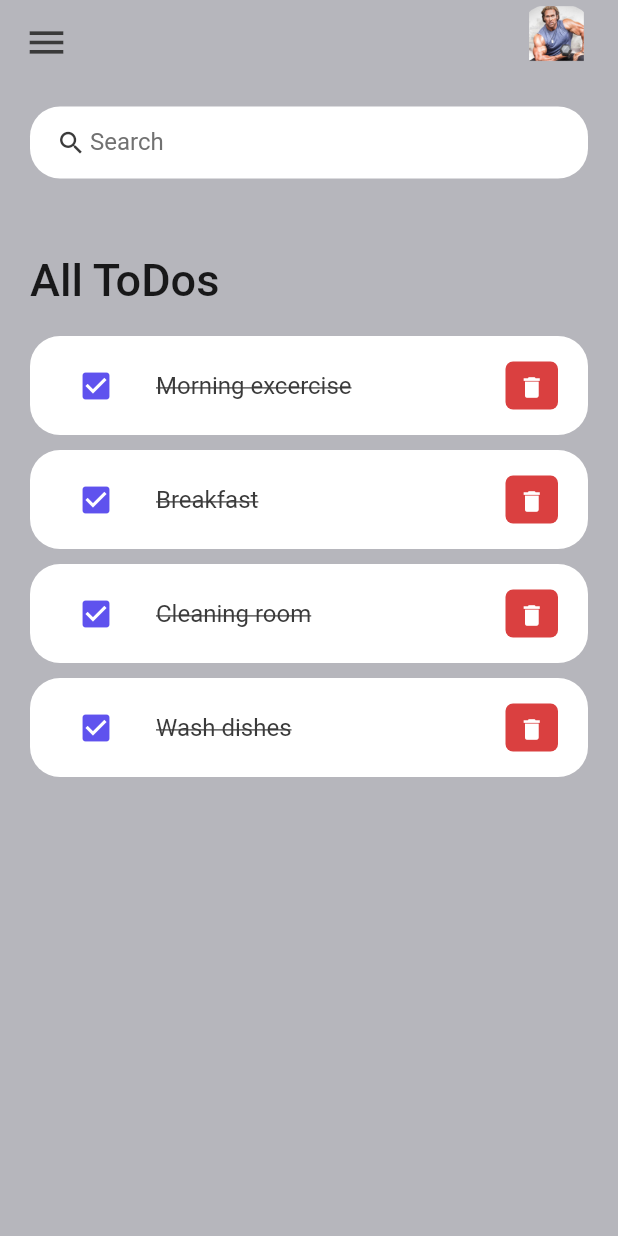
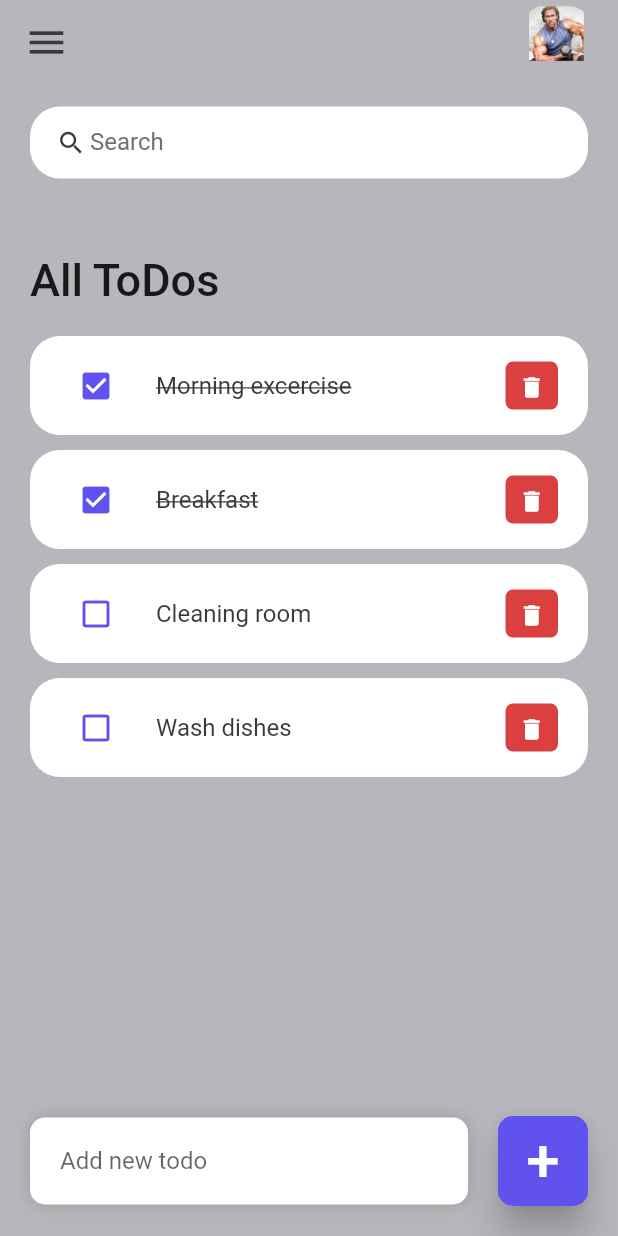
Before and after one commit to ihr1337/flutter_todo, a Flutter app: the screen it shows after launch, on a phone screen of 412 x 824 dp. Run offline on Flutter 3.47's test engine with Material 2 defaults, Android fonts, the phone set to English and light mode, and no system bars.

Commit message:
added done/undone functionality to an item

```diff
--- a/lib/main.dart
+++ b/lib/main.dart
@@ -13,7 +13,7 @@ class MyApp extends StatelessWidget {
   Widget build(BuildContext context) {
     SystemChrome.setSystemUIOverlayStyle(
         const SystemUiOverlayStyle(statusBarColor: Colors.transparent));
-    return MaterialApp(
+    return const MaterialApp(
       debugShowCheckedModeBanner: false,
       title: 'ToDoApp',
       home: Home(),
--- a/lib/model/todo.dart
+++ b/lib/model/todo.dart
@@ -13,7 +13,7 @@ class ToDo {
     return [
       ToDo(id: 1, todoText: 'Morning excercise', isDone: true),
       ToDo(id: 2, todoText: 'Breakfast', isDone: true),
-      ToDo(id: 3, todoText: 'Cleaning room', isDone: false),
+      ToDo(id: 3, todoText: 'Cleaning room'),
       ToDo(id: 4, todoText: 'Wash dishes', isDone: false),
     ];
   }
--- a/lib/pages/home.dart
+++ b/lib/pages/home.dart
@@ -4,9 +4,14 @@ import 'package:flutter_todo/widgets/todo_item.dart';
 
 import '../model/todo.dart';
 
-class Home extends StatelessWidget {
-  Home({super.key});
+class Home extends StatefulWidget {
+  const Home({super.key});
 
+  @override
+  State<Home> createState() => _HomeState();
+}
+
+class _HomeState extends State<Home> {
   final todosList = ToDo.todoList();
 
   @override
@@ -14,7 +19,9 @@ class Home extends StatelessWidget {
     return Scaffold(
       backgroundColor: tdBGColor,
       appBar: _buildAppBar(),
-      body: Container(
+      body: Stack(
+        children: [
+          Container(
             padding: const EdgeInsets.symmetric(horizontal: 20, vertical: 15),
             child: Column(
               children: [
@@ -26,18 +33,78 @@ class Home extends StatelessWidget {
                         margin: const EdgeInsets.only(top: 50, bottom: 20),
                         child: const Text(
                           'All ToDos',
-                      style:
-                          TextStyle(fontSize: 30, fontWeight: FontWeight.w500),
+                          style: TextStyle(
+                              fontSize: 30, fontWeight: FontWeight.w500),
                         ),
                       ),
-                  for (ToDo todo in todosList) ToDoItem(todo: todo),
+                      for (ToDo todo in todosList)
+                        ToDoItem(
+                          todo: todo,
+                          onToDoChanged: _handleToDoChange,
+                        ),
                     ],
                   ),
                 )
               ],
             ),
           ),
+          Align(
+            alignment: Alignment.bottomCenter,
+            child: Row(
+              children: [
+                Expanded(
+                    child: Container(
+                  margin: const EdgeInsets.only(
+                    bottom: 20,
+                    right: 20,
+                    left: 20,
+                  ),
+                  padding:
+                      const EdgeInsets.symmetric(horizontal: 20, vertical: 5),
+                  decoration: BoxDecoration(
+                      color: Colors.white,
+                      boxShadow: const [
+                        BoxShadow(
+                          color: Colors.grey,
+                          offset: Offset(0, 0),
+                          blurRadius: 10.0,
+                          spreadRadius: 0.0,
+                        ),
+                      ],
+                      borderRadius: BorderRadius.circular(10)),
+                  child: const TextField(
+                      decoration: InputDecoration(
+                          hintText: 'Add new todo', border: InputBorder.none)),
+                )),
+                Container(
+                  margin: const EdgeInsets.only(bottom: 20, right: 20),
+                  child: ElevatedButton(
+                      onPressed: () {},
+                      style: ElevatedButton.styleFrom(
+                          shape: RoundedRectangleBorder(
+                              borderRadius: BorderRadius.circular(10)),
+                          backgroundColor: tdBlue,
+                          minimumSize: const Size(60, 60),
+                          elevation: 10),
+                      child: const Text(
+                        '+',
+                        style: TextStyle(
+                          fontSize: 40,
+                        ),
+                      )),
+                )
+              ],
+            ),
+          )
+        ],
+      ),
     );
+  }
+
+  void _handleToDoChange(ToDo todo) {
+    setState(() {
+      todo.isDone = !todo.isDone;
+    });
   }
 
   AppBar _buildAppBar() {
--- a/lib/widgets/todo_item.dart
+++ b/lib/widgets/todo_item.dart
@@ -4,9 +4,16 @@ import 'package:flutter_todo/constants/colors.dart';
 import '../model/todo.dart';
 
 class ToDoItem extends StatelessWidget {
-  const ToDoItem({super.key, required this.todo});
+  const ToDoItem({
+    super.key,
+    required this.todo,
+    this.onToDoChanged,
+    this.onDeleteItem,
+  });
 
   final ToDo todo;
+  final onToDoChanged;
+  final onDeleteItem;
 
   @override
   Widget build(BuildContext context) {
@@ -17,16 +24,20 @@ class ToDoItem extends StatelessWidget {
         contentPadding: const EdgeInsets.symmetric(horizontal: 20, vertical: 5),
         tileColor: Colors.white,
         leading: IconButton(
-          onPressed: () {},
-          icon: const Icon(Icons.check_box),
+          onPressed: () {
+            onToDoChanged(todo);
+          },
+          icon: todo.isDone
+              ? const Icon(Icons.check_box)
+              : const Icon(Icons.check_box_outline_blank),
           color: tdBlue,
         ),
         title: Text(
           todo.todoText!,
-          style: const TextStyle(
+          style: TextStyle(
             fontSize: 16,
             color: tdBlack,
-            decoration: TextDecoration.lineThrough,
+            decoration: todo.isDone ? TextDecoration.lineThrough : null,
           ),
         ),
         trailing: Container(
```
Lines whose indentation alone changed are shown as unchanged.
